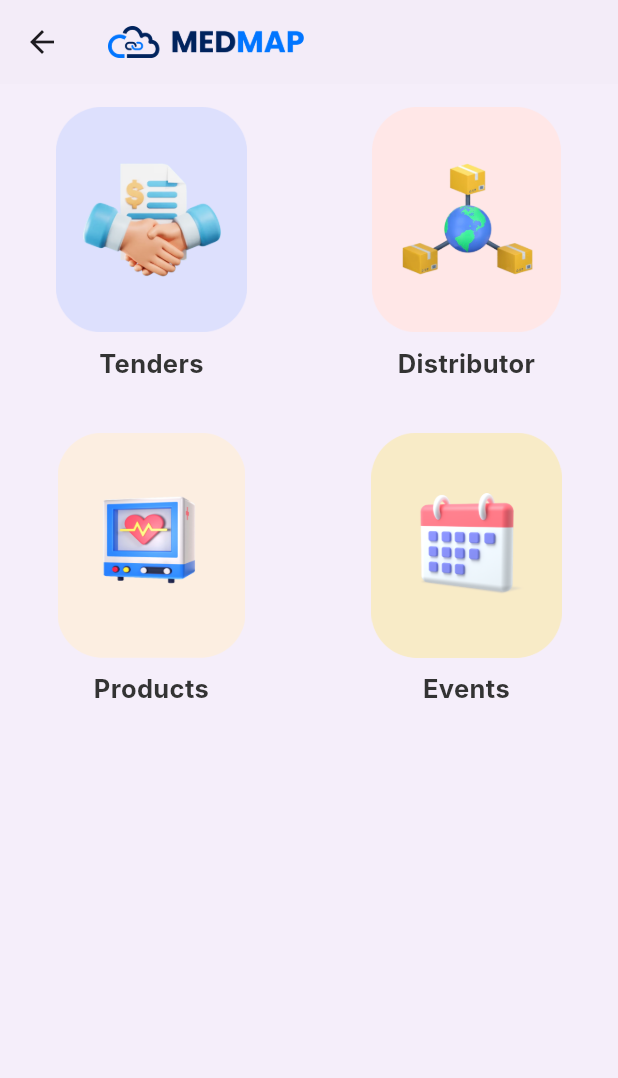
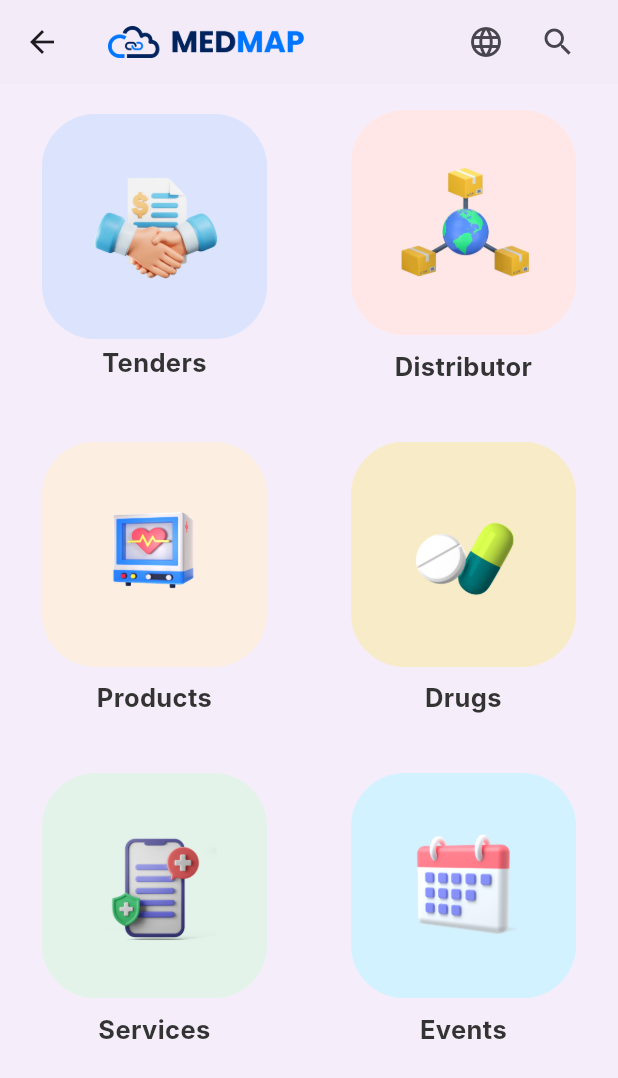
Before and after one commit to CreatorB/flutter-medmap, a Flutter app: the Dashboard screen opened by its route, on a phone screen of 412 x 824 dp. Shown: the top 1078 px of the screen. Run offline on Flutter 3.47's test engine with Material 3 defaults, Android fonts, the phone set to English and light mode, and no system bars; our stand-ins replace flutter_cache_manager, flutter_image_compress, flutter_svg, flutter_widget_from_html, share_plus, shared_preferences and 1 more; missing offline and left inert: flutter_pdfview, navbar_router, pretty_http_logger; accounts and stored records are empty; Roboto replaces fonts that are missing (Inter); project files that could hold a hidden picture were left out.

Commit message:
:star2: new dashboard icon

```diff
--- a/assets/translations/en.json
+++ b/assets/translations/en.json
@@ -3,5 +3,7 @@
   "tab_tenders": "Tenders",
   "tab_products": "Products",
   "tab_distributors": "Distributor",
-  "menu_events": "Events"
+  "menu_events": "Events",
+  "menu_drugs": "Drugs",
+  "menu_services": "Services"
 }
--- a/assets/translations/id.json
+++ b/assets/translations/id.json
@@ -3,5 +3,7 @@
   "tab_tenders": "Tender",
   "tab_products": "Produk",
   "tab_distributors": "Distributor",
-  "menu_events": "Info"
+  "menu_events": "Info",
+  "menu_drugs": "Drugs",
+  "menu_services": "Services"
 }
--- a/assets/translations/zh.json
+++ b/assets/translations/zh.json
@@ -3,5 +3,7 @@
   "tab_tenders": "投标",
   "tab_products": "产品",
   "tab_distributors": "经销商",
-  "menu_events": "活动"
+  "menu_events": "活动",
+  "menu_drugs": "Drugs",
+  "menu_services": "Services"
 }
--- a/lib/const.dart
+++ b/lib/const.dart
@@ -19,6 +19,8 @@ class Const {
   static const String imgMenuProducts = 'assets/images/menu_products.png';
   static const String imgMenuRegistrations =
       'assets/images/menu_registrations.png';
+  static const String imgMenuDrugs = 'assets/images/menu_phar.png';
+  static const String imgMenuServices = 'assets/images/menu_services.png';
 
   static const String URL_WEB = 'https://med-map.org';
   static const String BASE_URL = 'https://api-medmap.mandatech.co.id';
--- a/lib/views/dashboard.dart
+++ b/lib/views/dashboard.dart
@@ -7,10 +7,11 @@ import '../default_page.dart';
 import '../main.dart';
 import '../views/products.dart';
 import '../views/browse_products.dart';
+import '../views/drugs.dart';
 import '../widgets/webview_activity.dart';
 
 import 'package:flutter_localizations/flutter_localizations.dart';
-import '../../AppLanguage.dart';
+import '../AppLanguage.dart';
 import '../app_localizations.dart';
 import 'package:provider/provider.dart';
 
@@ -26,6 +27,8 @@ class Dashboard extends StatefulWidget {
 class _MyAppState extends State<Dashboard> {
   @override
   Widget build(BuildContext context) {
+    return Consumer<AppLanguage>(
+      builder: (context, appLanguage, child) {
         return Scaffold(
             appBar: AppBar(
               // backgroundColor: Colors.blue[0],
@@ -49,66 +52,69 @@ class _MyAppState extends State<Dashboard> {
                   ],
                 ),
               ),
-          // actions: [
-          //   PopupMenuButton<String>(
-          //     icon: Icon(Icons.language),
-          //     onSelected: (String value) {
-          //       // Utils.changeLanguage(context, value);
-          //       // changeLang(context, value);
-          //       var appLanguage = Provider.of<AppLanguage>(context);
-          //       appLanguage.changeLanguage(Locale(value));
-          //     },
-          //     itemBuilder: (BuildContext context) => [
-          //       PopupMenuItem<String>(
-          //         value: 'en',
-          //         child: Text('English'),
-          //       ),
-          //       PopupMenuItem<String>(
-          //         value: 'zh',
-          //         child: Text('Chinese'),
-          //       ),
-          //       PopupMenuItem<String>(
-          //         value: 'id',
-          //         child: Text('Indonesia'),
-          //       ),
-          //       // Add more language options as needed
-          //     ],
-          //   ),
-          //   Padding(
-          //     padding: const EdgeInsets.only(right: 16.0),
-          //     child: IconButton(
-          //       icon: Icon(Icons.search),
-          //       onPressed: () async {
-          //         // NavigationHistory.addContext(context);
-          //         // print("cekDashboard : ${context}");
-          //         final back = await Navigator.push(
-          //           context,
-          //           MaterialPageRoute(builder: (context) => BrowseProducts()),
-          //         );
-          //         // if (back == 'back') {
-          //         //   navbarVisibility(false);
-          //         // }
-          //       },
-          //       // color: Colors.white,
-          //     ),
-          //   )
-          // ],
+              actions: [
+                PopupMenuButton<String>(
+                  icon: Icon(Icons.language),
+                  onSelected: (String value) {
+                    // Utils.changeLanguage(context, value);
+                    // changeLang(context, value);
+                    // var appLanguage = Provider.of<AppLanguage>(context);
+                    appLanguage.changeLanguage(Locale(value));
+                  },
+                  itemBuilder: (BuildContext context) => [
+                    PopupMenuItem<String>(
+                      value: 'en',
+                      child: Text('English'),
+                    ),
+                    PopupMenuItem<String>(
+                      value: 'zh',
+                      child: Text('Chinese'),
+                    ),
+                    PopupMenuItem<String>(
+                      value: 'id',
+                      child: Text('Indonesia'),
+                    ),
+                    // Add more language options as needed
+                  ],
+                ),
+                Padding(
+                  padding: const EdgeInsets.only(right: 16.0),
+                  child: IconButton(
+                    icon: Icon(Icons.search),
+                    onPressed: () async {
+                      // NavigationHistory.addContext(context);
+                      // print("cekDashboard : ${context}");
+                      final back = await Navigator.push(
+                        context,
+                        MaterialPageRoute(
+                            builder: (context) => BrowseProducts()),
+                      );
+                      // if (back == 'back') {
+                      //   navbarVisibility(false);
+                      // }
+                    },
+                    // color: Colors.white,
+                  ),
+                )
+              ],
             ),
             // backgroundColor: Colors.blue[100],
             // backgroundColor: Colors.white70,
             // backgroundColor: Colors.white.withOpacity(
             //     0.7099999785423279), // Replace with your color and opacity
             body: Container(
+              margin: EdgeInsets.fromLTRB(0, 0, 0, 60),
+              color: Const.colorDashboard,
               child: Container(
-            color: Const.colorDashboard,
+                margin: EdgeInsets.only(bottom: 10.0),
                 // color: Colors.blue[20],
                 // color: Colors.white.withOpacity(
                 //     0.7099999785423279), // Replace with your color and opacity
                 // color: Colors.white10,
-            // padding: const EdgeInsets.only(top: 20.0),
+                // padding: const EdgeInsets.only(bottom: 20.0),
                 child: GridView.count(
                   crossAxisCount: 2,
-              crossAxisSpacing: 8.0, // Adjust as needed
+                  // crossAxisSpacing: 8.0, // Adjust as needed
                   mainAxisSpacing: 15.0, // Adjust as needed
                   children: <Widget>[
                     InkWell(
@@ -129,9 +135,10 @@ class _MyAppState extends State<Dashboard> {
                           ),
                           SizedBox(
                               height:
-                              20.0), // Add some space between image and text
+                                  15.0), // Add some space between image and text
                           Text(
-                        AppLocalizations.of(context)!.translate('tab_tenders'),
+                            AppLocalizations.of(context)!
+                                .translate('tab_tenders'),
                             textAlign: TextAlign.center,
                             style: TextStyle(
                               color: Color(0xFF333333),
@@ -166,7 +173,8 @@ class _MyAppState extends State<Dashboard> {
                               height:
                                   20.0), // Add some space between image and text
                           Text(
-                        AppLocalizations.of(context)!.translate('tab_distributors'),
+                            AppLocalizations.of(context)!
+                                .translate('tab_distributors'),
                             textAlign: TextAlign.center,
                             style: TextStyle(
                               color: Color(0xFF333333),
@@ -191,7 +199,8 @@ class _MyAppState extends State<Dashboard> {
                         mainAxisAlignment: MainAxisAlignment.center,
                         children: [
                           Image.asset(
-                        Const.imgMenuProducts, // Replace with your image URL
+                            Const
+                                .imgMenuProducts, // Replace with your image URL
                             width: 150.0, // Adjust the width as needed
                             height: 150.0, // Adjust the height as needed
                           ),
@@ -199,7 +208,72 @@ class _MyAppState extends State<Dashboard> {
                               height:
                                   20.0), // Add some space between image and text
                           Text(
-                        AppLocalizations.of(context)!.translate('tab_products'),
+                            AppLocalizations.of(context)!
+                                .translate('tab_products'),
+                            textAlign: TextAlign.center,
+                            style: TextStyle(
+                              color: Color(0xFF333333),
+                              fontSize: 17,
+                              fontFamily: 'Inter',
+                              fontWeight: FontWeight.w700,
+                              height: 0.08,
+                            ),
+                          )
+                        ],
+                      ),
+                    ),
+                    InkWell(
+                      onTap: () {
+                        Navigator.push(
+                          context,
+                          MaterialPageRoute(builder: (context) => Drugs()),
+                        );
+                      },
+                      child: Column(
+                        mainAxisAlignment: MainAxisAlignment.center,
+                        children: [
+                          Image.asset(
+                            Const.imgMenuDrugs, // Replace with your image URL
+                            width: 150.0, // Adjust the width as needed
+                            height: 150.0, // Adjust the height as needed
+                          ),
+                          SizedBox(
+                              height:
+                                  20.0), // Add some space between image and text
+                          Text(
+                            AppLocalizations.of(context)!
+                                .translate('menu_drugs'),
+                            textAlign: TextAlign.center,
+                            style: TextStyle(
+                              color: Color(0xFF333333),
+                              fontSize: 17,
+                              fontFamily: 'Inter',
+                              fontWeight: FontWeight.w700,
+                              height: 0.08,
+                            ),
+                          )
+                        ],
+                      ),
+                    ),
+                    InkWell(
+                      onTap: () {
+                        //todo
+                      },
+                      child: Column(
+                        mainAxisAlignment: MainAxisAlignment.center,
+                        children: [
+                          Image.asset(
+                            Const
+                                .imgMenuServices, // Replace with your image URL
+                            width: 150.0, // Adjust the width as needed
+                            height: 150.0, // Adjust the height as needed
+                          ),
+                          SizedBox(
+                              height:
+                                  20.0), // Add some space between image and text
+                          Text(
+                            AppLocalizations.of(context)!
+                                .translate('menu_services'),
                             textAlign: TextAlign.center,
                             style: TextStyle(
                               color: Color(0xFF333333),
@@ -222,10 +296,6 @@ class _MyAppState extends State<Dashboard> {
                                 url: Const.URL_WEB + '/all-news'),
                           ),
                         );
-                    // Navigator.push(
-                    //   context,
-                    //   MaterialPageRoute(builder: (context) => DefaultPage()),
-                    // );
                       },
                       child: Column(
                         mainAxisAlignment: MainAxisAlignment.center,
@@ -240,7 +310,8 @@ class _MyAppState extends State<Dashboard> {
                               height:
                                   20.0), // Add some space between image and text
                           Text(
-                        AppLocalizations.of(context)!.translate('menu_events'),
+                            AppLocalizations.of(context)!
+                                .translate('menu_events'),
                             textAlign: TextAlign.center,
                             style: TextStyle(
                               color: Color(0xFF333333),
@@ -257,5 +328,7 @@ class _MyAppState extends State<Dashboard> {
                 ),
               ),
             ));
+      },
+    );
   }
 }
```
Also changed, not shown: lib/views/drugs.dart (added, +301 -0 lines), lib/views/products.dart (+6 -6 lines), assets/images/menu_distributors.png, assets/images/menu_products.png, assets/images/menu_registrations.png, assets/images/menu_services.png (added), assets/images/menu_tenders.png. Lines whose indentation alone changed are shown as unchanged.
